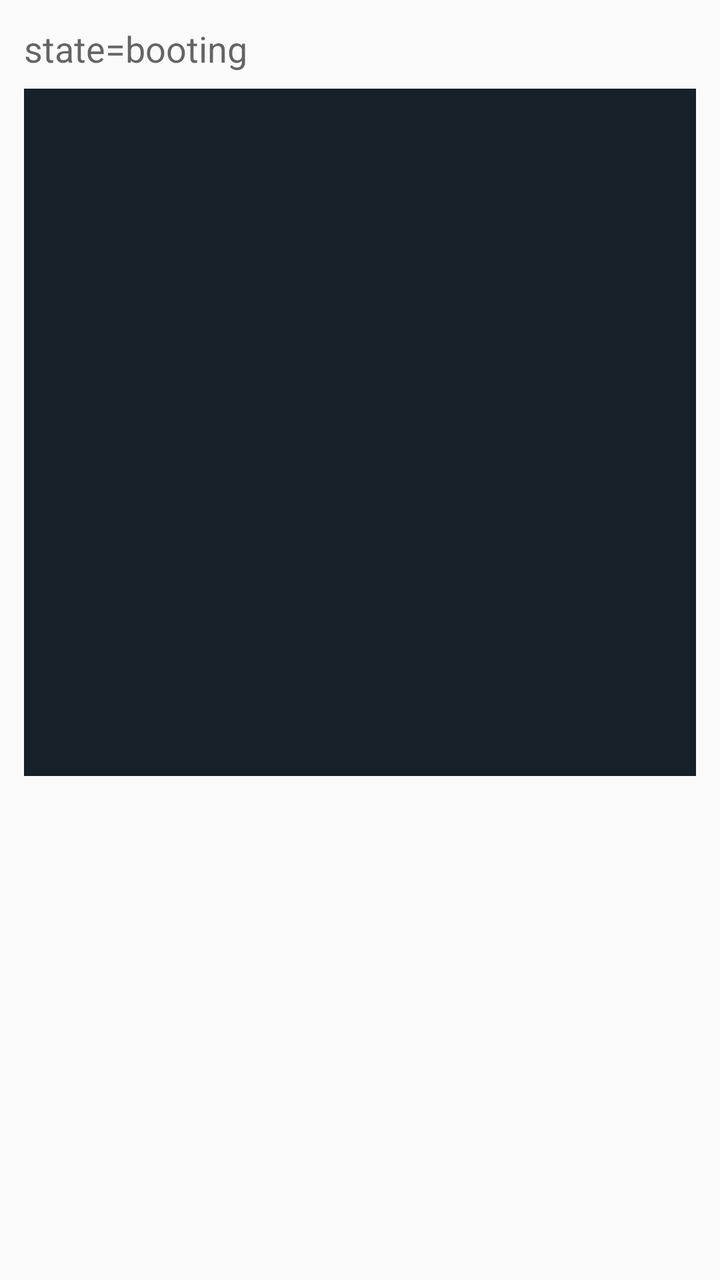
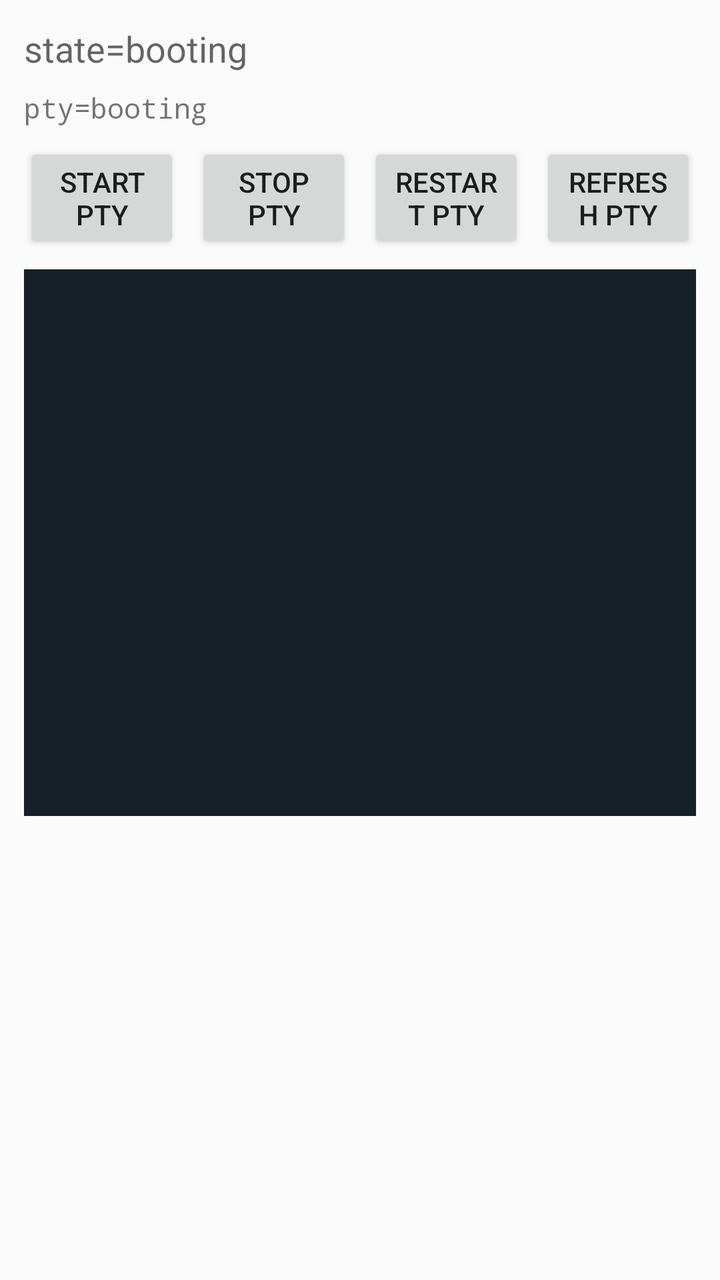

An Android layout rendered at two revisions. The XML below is the earlier revision; the diff shows what the commit changed to produce the second picture.
<!-- AndroidManifest.xml: application theme android:Theme.Material.Light.NoActionBar -->
<!-- res/layout/activity_main.xml -->
<LinearLayout xmlns:android="http://schemas.android.com/apk/res/android"
    android:layout_width="match_parent"
    android:layout_height="match_parent"
    android:orientation="vertical"
    android:padding="12dp">

    <TextView
        android:id="@+id/status_text"
        android:layout_width="match_parent"
        android:layout_height="wrap_content"
        android:paddingBottom="8dp"
        android:text="@string/status_booting"
        android:textAppearance="@android:style/TextAppearance.Material.Medium" />

    <FrameLayout
        android:id="@+id/host_surface_container"
        android:layout_width="match_parent"
        android:layout_height="0dp"
        android:layout_weight="1"
        android:background="#162028" />

    <ScrollView
        android:layout_width="match_parent"
        android:layout_height="240dp"
        android:fillViewport="true">

        <TextView
            android:id="@+id/event_log"
            android:layout_width="match_parent"
            android:layout_height="wrap_content"
            android:fontFamily="monospace"
            android:paddingTop="8dp"
            android:textAppearance="@android:style/TextAppearance.Material.Small" />
    </ScrollView>
</LinearLayout>
<!-- resources referenced by this layout -->
<resources>
  <string name="status_booting">state=booting</string>
</resources>

<!-- the commit's change to res/layout/activity_main.xml (unified diff, before → after) -->
@@ -12,6 +12,54 @@
         android:text="@string/status_booting"
         android:textAppearance="@android:style/TextAppearance.Material.Medium" />
 
+    <TextView
+        android:id="@+id/pty_status_text"
+        android:layout_width="match_parent"
+        android:layout_height="wrap_content"
+        android:fontFamily="monospace"
+        android:paddingBottom="8dp"
+        android:text="@string/pty_status_booting"
+        android:textAppearance="@android:style/TextAppearance.Material.Small" />
+
+    <LinearLayout
+        android:layout_width="match_parent"
+        android:layout_height="wrap_content"
+        android:layout_marginBottom="8dp"
+        android:gravity="center_vertical"
+        android:orientation="horizontal">
+
+        <Button
+            android:id="@+id/pty_start_button"
+            android:layout_width="0dp"
+            android:layout_height="wrap_content"
+            android:layout_weight="1"
+            android:text="@string/pty_start" />
+
+        <Button
+            android:id="@+id/pty_stop_button"
+            android:layout_width="0dp"
+            android:layout_height="wrap_content"
+            android:layout_marginStart="8dp"
+            android:layout_weight="1"
+            android:text="@string/pty_stop" />
+
+        <Button
+            android:id="@+id/pty_restart_button"
+            android:layout_width="0dp"
+            android:layout_height="wrap_content"
+            android:layout_marginStart="8dp"
+            android:layout_weight="1"
+            android:text="@string/pty_restart" />
+
+        <Button
+            android:id="@+id/pty_refresh_button"
+            android:layout_width="0dp"
+            android:layout_height="wrap_content"
+            android:layout_marginStart="8dp"
+            android:layout_weight="1"
+            android:text="@string/pty_refresh" />
+    </LinearLayout>
+
     <FrameLayout
         android:id="@+id/host_surface_container"
         android:layout_width="match_parent"
@@ -21,7 +69,7 @@
 
     <ScrollView
         android:layout_width="match_parent"
-        android:layout_height="240dp"
+        android:layout_height="220dp"
         android:fillViewport="true">
 
         <TextView
<!-- resource entries referenced after the edit -->
@@ -1,5 +1,10 @@
 <!-- resources referenced by this layout -->
 <resources>
+  <string name="pty_refresh">Refresh PTY</string>
+  <string name="pty_restart">Restart PTY</string>
+  <string name="pty_start">Start PTY</string>
+  <string name="pty_status_booting">pty=booting</string>
+  <string name="pty_stop">Stop PTY</string>
   <string name="status_booting">state=booting</string>
 </resources>
 
